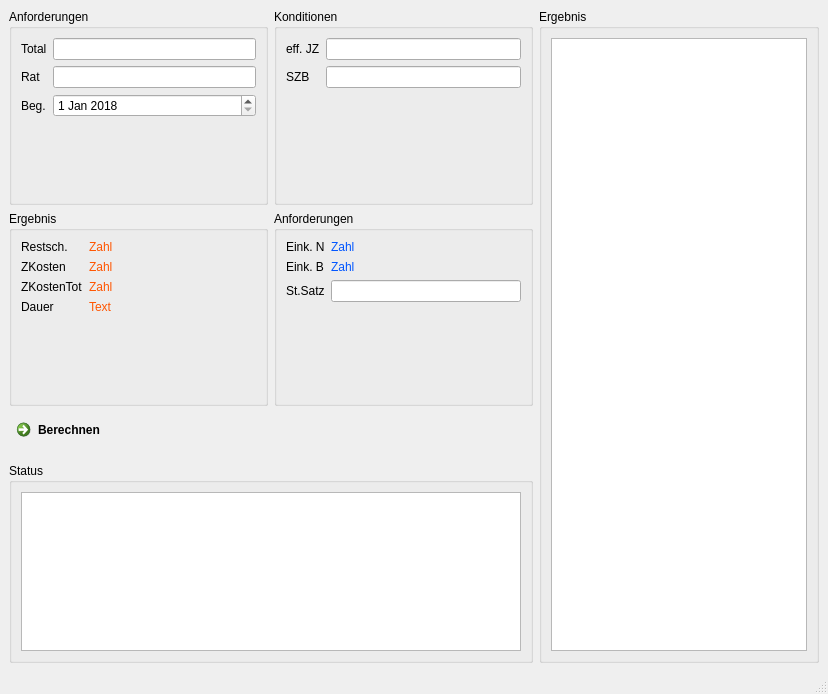
Qt form zinsrechner/view/main.ui (superplan/zinsrechner) before a commit.
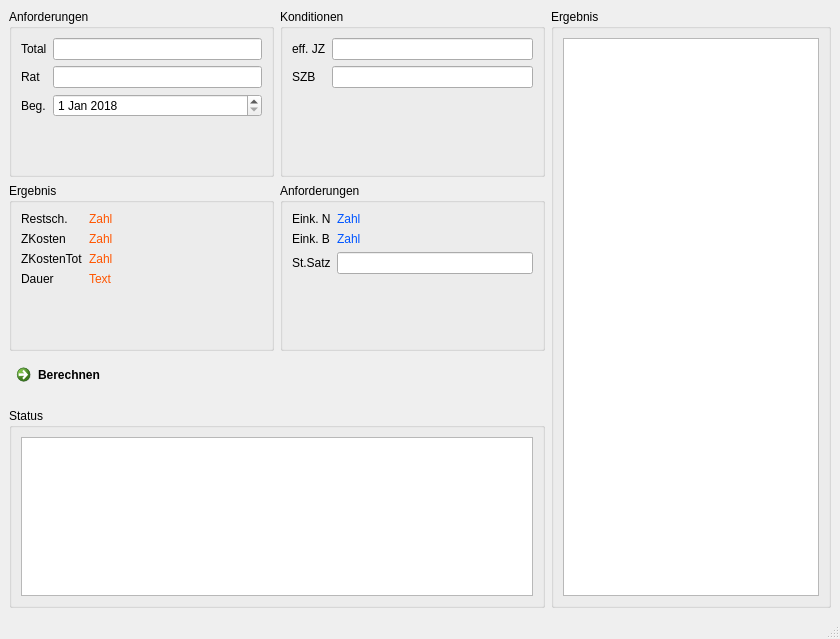
The same form after that commit.

```diff
--- a/zinsrechner/view/main.ui
+++ b/zinsrechner/view/main.ui
@@ -6,8 +6,8 @@
    <rect>
     <x>0</x>
     <y>0</y>
-    <width>828</width>
-    <height>694</height>
+    <width>840</width>
+    <height>639</height>
    </rect>
   </property>
   <property name="windowTitle">
```
Left out of the diff: 192 changed lines with no effect on the pictures.
